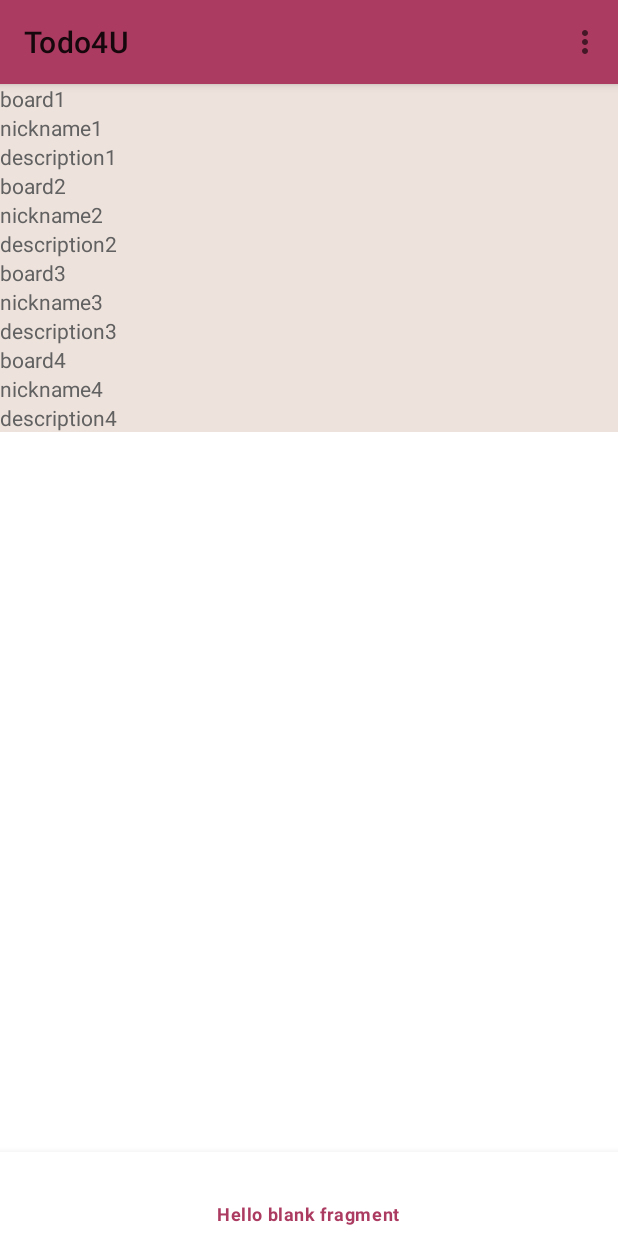
After one commit to tolnaimicu/Todo4U, an Android app: the myBoardsFragment screen opened through its navigation route, on a phone screen of 412 x 824 dp. The commit adds this screen. Run offline under Robolectric (Android 15) with nearby library versions, the phone set to English and light mode, and no system bars; our stand-ins replace Firebase (no records; nobody signed in at launch, a user with empty details on screens opened directly), navigation-ui; libraries missing offline, so code that uses them is left out: com.firebase.ui.

Commit message:
MyBoards fully functional with dummy data

```diff
--- a/app/build.gradle
+++ b/app/build.gradle
@@ -53,6 +53,8 @@ dependencies {
     implementation 'androidx.navigation:navigation-fragment:2.4.2'
     implementation 'androidx.navigation:navigation-ui:2.4.2'
 
+    implementation 'androidx.recyclerview:recyclerview:1.2.1'
+
     // Import the Firebase BoM
     implementation platform('com.google.firebase:firebase-bom:29.3.1')
 
--- a/app/src/main/java/com/example/todo4u/Board.java
+++ b/app/src/main/java/com/example/todo4u/Board.java
@@ -7,11 +7,6 @@ public class Board {
     public String boardDescription;
     public ArrayList<Todo> todos;
     public Member owner;
-
-public Board()
-{
-
-}
 
     public Board(String boardName, String boardDescription, Member member)
     {
--- /dev/null
+++ b/app/src/main/java/com/example/todo4u/BoardAdapter.java
@@ -0,0 +1,73 @@
+package com.example.todo4u;
+
+import android.view.LayoutInflater;
+import android.view.View;
+import android.view.ViewGroup;
+import android.widget.TextView;
+
+import androidx.annotation.NonNull;
+import androidx.recyclerview.widget.RecyclerView;
+
+import java.util.ArrayList;
+
+public class BoardAdapter extends RecyclerView.Adapter<BoardAdapter.ViewHolder> {
+
+    private ArrayList<Board> boards;
+    private OnClickListener listener;
+
+    BoardAdapter(){
+        /// TODO: 13.05.2022 get boards out of database
+        boards = new ArrayList<>();
+        boards.add(new Board("board1", "description1",
+                new Member("id1","nickname1")));
+        boards.add(new Board("board2", "description2",
+                new Member("id2","nickname2")));
+        boards.add(new Board("board3", "description3",
+                new Member("id3","nickname3")));
+        boards.add(new Board("board4", "description4",
+                new Member("id4","nickname4")));
+    }
+
+    @NonNull
+    @Override
+    public ViewHolder onCreateViewHolder(@NonNull ViewGroup parent, int viewType) {
+        LayoutInflater inflater = LayoutInflater.from(parent.getContext());
+        View view = inflater.inflate(R.layout.fragment_board_item, parent, false);
+        return new ViewHolder(view);
+    }
+
+    @Override
+    public void onBindViewHolder(@NonNull ViewHolder holder, int position) {
+        holder.boardName.setText(boards.get(position).getBoardName());
+        holder.boardOwner.setText(boards.get(position).getOwner().getNickName());
+        holder.boardDescription.setText(boards.get(position).getBoardDescription());
+    }
+
+    @Override
+    public int getItemCount() {
+        return boards.size();
+    }
+
+    public void setOnClickListener(OnClickListener listener){
+        this.listener = listener;
+    }
+
+    class ViewHolder extends RecyclerView.ViewHolder {
+
+        private final TextView boardName;
+        private final TextView boardOwner;
+        private final TextView boardDescription;
+
+        ViewHolder(View itemView){
+            super(itemView);
+            this.boardName = itemView.findViewById(R.id.board_name);
+            this.boardOwner = itemView.findViewById(R.id.board_owner);
+            this.boardDescription = itemView.findViewById(R.id.board_description);
+            itemView.setOnClickListener(v -> listener.onClick(boards.get(getBindingAdapterPosition())));
+        }
+    }
+
+    public interface OnClickListener {
+        void onClick(Board board);
+    }
+}
--- /dev/null
+++ b/app/src/main/java/com/example/todo4u/myBoardsFragment.java
@@ -0,0 +1,49 @@
+package com.example.todo4u;
+
+import android.content.Context;
+import android.os.Bundle;
+
+import androidx.fragment.app.Fragment;
+import androidx.recyclerview.widget.LinearLayoutManager;
+import androidx.recyclerview.widget.RecyclerView;
+
+import android.view.LayoutInflater;
+import android.view.View;
+import android.view.ViewGroup;
+import android.widget.Toast;
+
+public class myBoardsFragment extends Fragment {
+
+    RecyclerView boardsList;
+    BoardAdapter boardAdapter;
+    Context context;
+
+    public myBoardsFragment() {
+        // Required empty public constructor
+    }
+
+    @Override
+    public void onCreate(Bundle savedInstanceState) {
+        super.onCreate(savedInstanceState);
+    }
+
+    @Override
+    public View onCreateView(LayoutInflater inflater, ViewGroup container,
+                             Bundle savedInstanceState) {
+
+        context = container.getContext();
+        View view = inflater.inflate(R.layout.fragment_my_boards, container, false);
+        boardsList = view.findViewById(R.id.recyclerViewBoard);
+        boardsList.hasFixedSize();
+        boardsList.setLayoutManager(new LinearLayoutManager(this.getContext()));
+
+        boardAdapter = new BoardAdapter();
+        boardsList.setAdapter(boardAdapter);
+
+        boardAdapter.setOnClickListener(board -> {
+            Toast.makeText(context, board.getBoardName(), Toast.LENGTH_SHORT).show();
+        });
+
+        return view;
+    }
+}
--- /dev/null
+++ b/app/src/main/res/layout/fragment_board_item.xml
@@ -0,0 +1,36 @@
+<?xml version="1.0" encoding="utf-8"?>
+<androidx.constraintlayout.widget.ConstraintLayout xmlns:android="http://schemas.android.com/apk/res/android"
+    xmlns:app="http://schemas.android.com/apk/res-auto"
+    android:id="@+id/board_container"
+    android:layout_width="match_parent"
+    android:layout_height="wrap_content"
+    android:background="@color/beige">
+
+    <TextView
+        android:id="@+id/board_name"
+        android:layout_width="wrap_content"
+        android:layout_height="wrap_content"
+        android:text="@string/board_name"
+        android:textColor="#616161"
+        app:layout_constraintStart_toStartOf="parent"
+        app:layout_constraintTop_toTopOf="parent" />
+
+    <TextView
+        android:id="@+id/board_owner"
+        android:layout_width="0dp"
+        android:layout_height="wrap_content"
+        android:text="@string/board_owner"
+        android:textColor="#616161"
+        app:layout_constraintStart_toStartOf="parent"
+        app:layout_constraintTop_toBottomOf="@id/board_name" />
+
+    <TextView
+        android:id="@+id/board_description"
+        android:layout_width="0dp"
+        android:layout_height="wrap_content"
+        android:text="@string/description"
+        android:textColor="#616161"
+        app:layout_constraintStart_toStartOf="parent"
+        app:layout_constraintTop_toBottomOf="@id/board_owner" />
+
+</androidx.constraintlayout.widget.ConstraintLayout>
--- /dev/null
+++ b/app/src/main/res/layout/fragment_my_boards.xml
@@ -0,0 +1,11 @@
+<?xml version="1.0" encoding="utf-8"?>
+<LinearLayout xmlns:android="http://schemas.android.com/apk/res/android"
+    android:layout_width="match_parent"
+    android:layout_height="match_parent">
+
+    <androidx.recyclerview.widget.RecyclerView
+        android:layout_width="match_parent"
+        android:layout_height="match_parent"
+        android:id="@+id/recyclerViewBoard"/>
+
+</LinearLayout>
--- a/app/src/main/res/navigation/navigation.xml
+++ b/app/src/main/res/navigation/navigation.xml
@@ -19,4 +19,9 @@
         android:name="com.example.todo4u.BlankFragment"
         android:label="@string/hello_blank_fragment"/>
 
+    <fragment
+        android:id="@+id/menu_myBoards"
+        android:name="com.example.todo4u.myBoardsFragment"
+        android:label="@string/my_boards"/>
+
 </navigation>
--- a/app/src/main/res/values/strings.xml
+++ b/app/src/main/res/values/strings.xml
@@ -22,4 +22,6 @@
     <string name="create_board">Create board</string>
     <string name="description">Description</string>
     <string name="board_title">Board title</string>
+    <string name="board_name">Board name</string>
+    <string name="board_owner">Owner</string>
 </resources>
```
